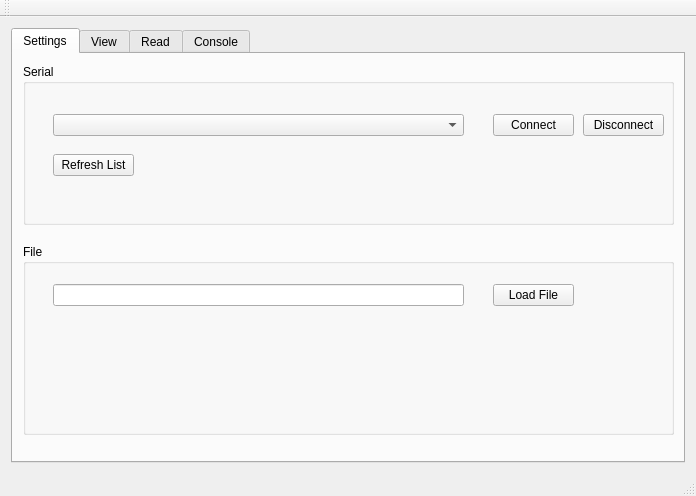
First picture: the form in mainwindow.ui, repository makerslocal/localplot, before the edit.
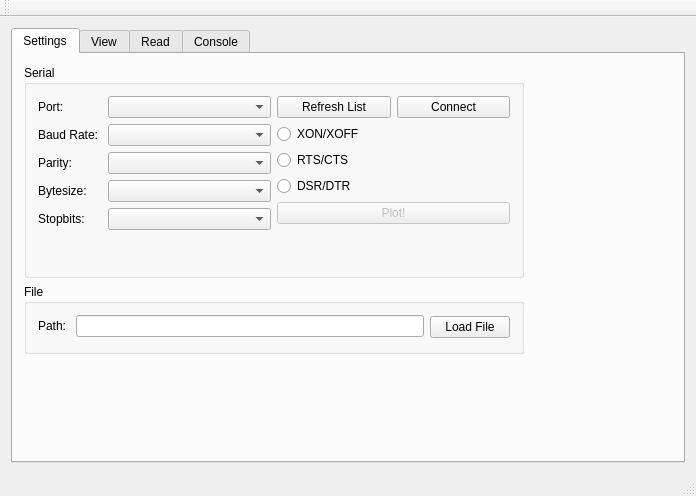
Second picture: the form after the edit.

Commit message: updated UI, added serial options

Diff of the .ui file:
```diff
--- a/mainwindow.ui
+++ b/mainwindow.ui
@@ -24,104 +24,236 @@
        <attribute name="title">
         <string>Settings</string>
        </attribute>
+       <layout class="QHBoxLayout" name="horizontalLayout_6">
+        <item>
+         <layout class="QVBoxLayout" name="verticalLayout">
+          <item>
        <widget class="QGroupBox" name="groupBox_serial">
-        <property name="geometry">
-         <rect>
-          <x>10</x>
-          <y>10</y>
-          <width>651</width>
-          <height>161</height>
-         </rect>
+            <property name="minimumSize">
+             <size>
+              <width>500</width>
+              <height>150</height>
+             </size>
         </property>
         <property name="title">
          <string>Serial</string>
         </property>
-        <widget class="QComboBox" name="comboBox_serialDevices">
-         <property name="geometry">
-          <rect>
-           <x>30</x>
-           <y>50</y>
-           <width>411</width>
-           <height>22</height>
-          </rect>
-         </property>
-        </widget>
-        <widget class="QPushButton" name="pushButton_serialConnect">
-         <property name="geometry">
-          <rect>
-           <x>470</x>
-           <y>50</y>
-           <width>81</width>
-           <height>22</height>
-          </rect>
-         </property>
+            <property name="flat">
+             <bool>false</bool>
+            </property>
+            <property name="checkable">
+             <bool>false</bool>
+            </property>
+            <layout class="QHBoxLayout" name="horizontalLayout_8">
+             <item>
+              <layout class="QFormLayout" name="formLayout">
+               <item row="0" column="0">
+                <widget class="QLabel" name="label_port">
+                 <property name="text">
+                  <string>Port: </string>
+                 </property>
+                </widget>
+               </item>
+               <item row="0" column="1">
+                <widget class="QComboBox" name="comboBox_serialPort">
+                 <property name="editable">
+                  <bool>false</bool>
+                 </property>
+                </widget>
+               </item>
+               <item row="1" column="0">
+                <widget class="QLabel" name="label">
          <property name="text">
-          <string>Connect</string>
-         </property>
-        </widget>
-        <widget class="QPushButton" name="pushButton_serialDisconnect">
-         <property name="geometry">
-          <rect>
-           <x>560</x>
-           <y>50</y>
-           <width>81</width>
-           <height>22</height>
-          </rect>
-         </property>
+                  <string>Baud Rate: </string>
+                 </property>
+                </widget>
+               </item>
+               <item row="2" column="1">
+                <widget class="QComboBox" name="comboBox_parity"/>
+               </item>
+               <item row="2" column="0">
+                <widget class="QLabel" name="label_2">
+                 <property name="text">
+                  <string>Parity: </string>
+                 </property>
+                </widget>
+               </item>
+               <item row="1" column="1">
+                <widget class="QComboBox" name="comboBox_baud"/>
+               </item>
+               <item row="3" column="1">
+                <widget class="QComboBox" name="comboBox_bytesize"/>
+               </item>
+               <item row="3" column="0">
+                <widget class="QLabel" name="label_3">
          <property name="text">
-          <string>Disconnect</string>
-         </property>
-        </widget>
+                  <string>Bytesize: </string>
+                 </property>
+                </widget>
+               </item>
+               <item row="4" column="1">
+                <widget class="QComboBox" name="comboBox_stopbits"/>
+               </item>
+               <item row="4" column="0">
+                <widget class="QLabel" name="label_4">
+                 <property name="text">
+                  <string>Stopbits: </string>
+                 </property>
+                </widget>
+               </item>
+              </layout>
+             </item>
+             <item>
+              <layout class="QVBoxLayout" name="verticalLayout_3">
+               <item>
+                <layout class="QHBoxLayout" name="horizontalLayout_5">
+                 <item>
         <widget class="QPushButton" name="pushButton_serialRefresh">
-         <property name="geometry">
-          <rect>
-           <x>30</x>
-           <y>90</y>
-           <width>81</width>
-           <height>22</height>
-          </rect>
-         </property>
          <property name="text">
           <string>Refresh List</string>
          </property>
         </widget>
-       </widget>
+                 </item>
+                 <item>
+                  <widget class="QPushButton" name="pushButton_serialConnect">
+                   <property name="text">
+                    <string>Connect</string>
+                   </property>
+                  </widget>
+                 </item>
+                </layout>
+               </item>
+               <item>
+                <layout class="QVBoxLayout" name="verticalLayout_2">
+                 <item>
+                  <widget class="QRadioButton" name="radioButton_XonXoff">
+                   <property name="text">
+                    <string>XON/XOFF</string>
+                   </property>
+                  </widget>
+                 </item>
+                 <item>
+                  <widget class="QRadioButton" name="radioButton_RtsCts">
+                   <property name="text">
+                    <string>RTS/CTS</string>
+                   </property>
+                  </widget>
+                 </item>
+                 <item>
+                  <widget class="QRadioButton" name="radioButton_DsrDtr">
+                   <property name="text">
+                    <string>DSR/DTR</string>
+                   </property>
+                  </widget>
+                 </item>
+                </layout>
+               </item>
+               <item>
+                <widget class="QPushButton" name="pushButton_doPlot">
+                 <property name="enabled">
+                  <bool>false</bool>
+                 </property>
+                 <property name="text">
+                  <string>Plot!</string>
+                 </property>
+                </widget>
+               </item>
+               <item>
+                <spacer name="verticalSpacer_2">
+                 <property name="orientation">
+                  <enum>Qt::Vertical</enum>
+                 </property>
+                 <property name="sizeType">
+                  <enum>QSizePolicy::Minimum</enum>
+                 </property>
+                 <property name="sizeHint" stdset="0">
+                  <size>
+                   <width>20</width>
+                   <height>40</height>
+                  </size>
+                 </property>
+                </spacer>
+               </item>
+              </layout>
+             </item>
+            </layout>
+           </widget>
+          </item>
+          <item>
        <widget class="QGroupBox" name="groupBox_file">
-        <property name="geometry">
-         <rect>
-          <x>10</x>
-          <y>190</y>
-          <width>651</width>
-          <height>191</height>
-         </rect>
+            <property name="minimumSize">
+             <size>
+              <width>500</width>
+              <height>70</height>
+             </size>
         </property>
         <property name="title">
          <string>File</string>
         </property>
-        <widget class="QLineEdit" name="lineEdit_filePath">
-         <property name="geometry">
-          <rect>
-           <x>30</x>
-           <y>40</y>
-           <width>411</width>
-           <height>22</height>
-          </rect>
-         </property>
-        </widget>
+            <layout class="QHBoxLayout" name="horizontalLayout_9">
+             <item>
+              <layout class="QHBoxLayout" name="horizontalLayout_7">
+               <item>
+                <layout class="QFormLayout" name="formLayout_2">
+                 <item row="0" column="0">
+                  <widget class="QLabel" name="label_5">
+                   <property name="text">
+                    <string>Path: </string>
+                   </property>
+                  </widget>
+                 </item>
+                 <item row="0" column="1">
+                  <widget class="QLineEdit" name="lineEdit_filePath"/>
+                 </item>
+                </layout>
+               </item>
+               <item>
         <widget class="QPushButton" name="pushButton_fileLoad">
-         <property name="geometry">
-          <rect>
-           <x>470</x>
-           <y>40</y>
-           <width>81</width>
-           <height>22</height>
-          </rect>
-         </property>
          <property name="text">
           <string>Load File</string>
          </property>
         </widget>
-       </widget>
+               </item>
+              </layout>
+             </item>
+            </layout>
+            <zorder>lineEdit_filePath</zorder>
+            <zorder>pushButton_fileLoad</zorder>
+            <zorder>groupBox_serial</zorder>
+            <zorder>groupBox_serial</zorder>
+            <zorder>groupBox_serial</zorder>
+            <zorder>label_5</zorder>
+           </widget>
+          </item>
+          <item>
+           <spacer name="verticalSpacer">
+            <property name="orientation">
+             <enum>Qt::Vertical</enum>
+            </property>
+            <property name="sizeHint" stdset="0">
+             <size>
+              <width>20</width>
+              <height>40</height>
+             </size>
+            </property>
+           </spacer>
+          </item>
+         </layout>
+        </item>
+        <item>
+         <spacer name="horizontalSpacer">
+          <property name="orientation">
+           <enum>Qt::Horizontal</enum>
+          </property>
+          <property name="sizeHint" stdset="0">
+           <size>
+            <width>145</width>
+            <height>20</height>
+           </size>
+          </property>
+         </spacer>
+        </item>
+       </layout>
       </widget>
       <widget class="QWidget" name="tab_view">
        <attribute name="title">
```
Lines whose indentation alone changed are shown as unchanged. The commit also changes 2 other files.
